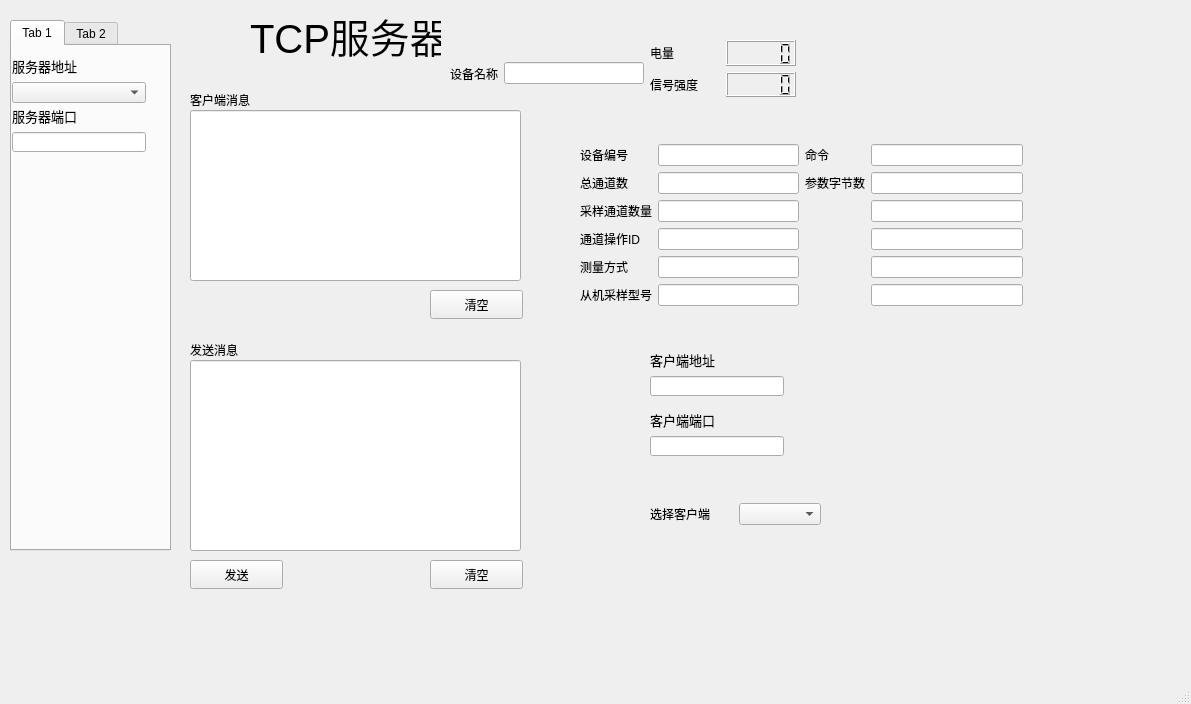
The window that testTCPserver/aidu_TcpServer/mainwindow.ui (Valaris1026/QT) describes before a commit, drawn with Qt 5.
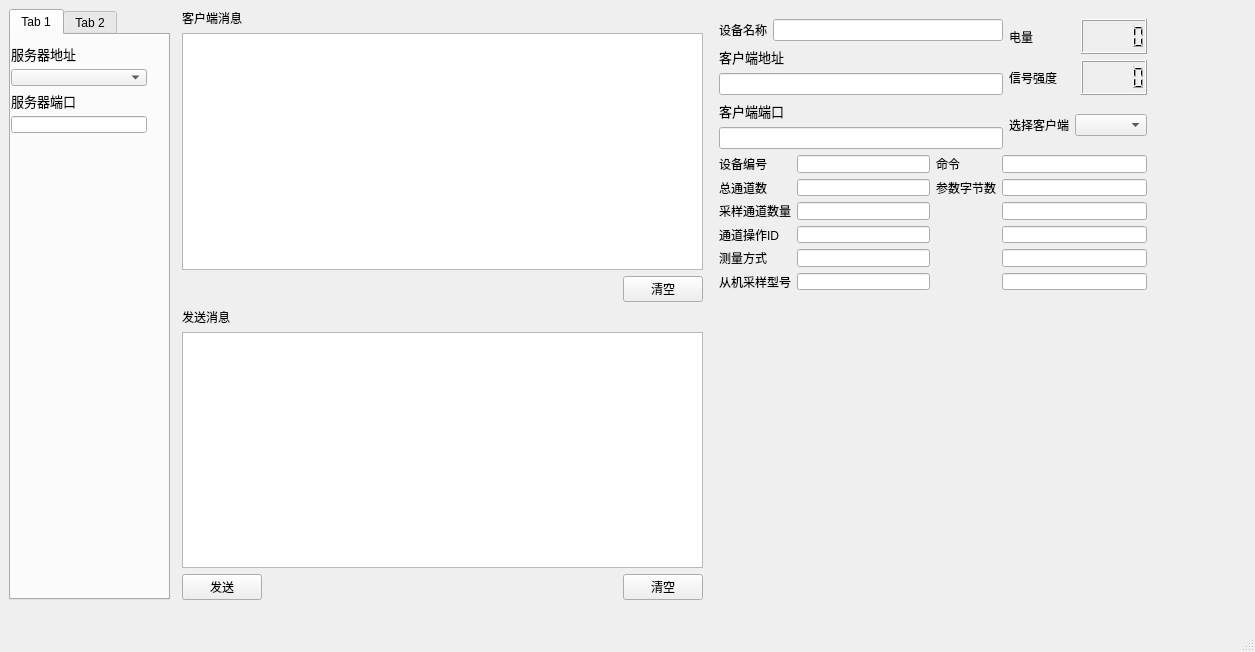
The same window after the commit.

```diff
--- a/testTCPserver/aidu_TcpServer/mainwindow.ui
+++ b/testTCPserver/aidu_TcpServer/mainwindow.ui
@@ -6,163 +6,107 @@
    <rect>
     <x>0</x>
     <y>0</y>
-    <width>1191</width>
-    <height>704</height>
+    <width>1255</width>
+    <height>652</height>
    </rect>
   </property>
   <property name="windowTitle">
    <string>MainWindow</string>
   </property>
   <widget class="QWidget" name="centralwidget">
-   <widget class="QLabel" name="label">
+   <widget class="QTabWidget" name="connectManageWidget">
     <property name="geometry">
      <rect>
-      <x>250</x>
-      <y>10</y>
-      <width>191</width>
-      <height>51</height>
+      <x>9</x>
+      <y>9</y>
+      <width>161</width>
+      <height>591</height>
      </rect>
     </property>
-    <property name="font">
-     <font>
-      <pointsize>30</pointsize>
-     </font>
+    <property name="currentIndex">
+     <number>0</number>
     </property>
-    <property name="text">
-     <string>TCP服务器</string>
-    </property>
-   </widget>
-   <widget class="QLineEdit" name="clientMsgRcvEdit">
+    <widget class="QWidget" name="server">
+     <attribute name="title">
+      <string>Tab 1</string>
+     </attribute>
+     <widget class="QWidget" name="">
     <property name="geometry">
      <rect>
-      <x>190</x>
-      <y>110</y>
-      <width>331</width>
-      <height>171</height>
-     </rect>
-    </property>
-    <property name="alignment">
-     <set>Qt::AlignLeading|Qt::AlignLeft|Qt::AlignTop</set>
-    </property>
-    <property name="readOnly">
-     <bool>true</bool>
-    </property>
-   </widget>
-   <widget class="QLabel" name="label_4">
-    <property name="geometry">
-     <rect>
-      <x>190</x>
-      <y>90</y>
-      <width>69</width>
-      <height>20</height>
-     </rect>
-    </property>
+        <x>0</x>
+        <y>10</y>
+        <width>136</width>
+        <height>88</height>
+       </rect>
+      </property>
+      <layout class="QGridLayout" name="gridLayout_8">
+       <item row="1" column="0">
+        <layout class="QVBoxLayout" name="verticalLayout_3">
+         <item>
+          <widget class="QLabel" name="label_9">
+           <property name="font">
+            <font>
+             <pointsize>10</pointsize>
+            </font>
+           </property>
     <property name="text">
-     <string>客户端消息</string>
+            <string>服务器端口</string>
     </property>
     <property name="buddy">
-     <cstring>clientMsgRcvEdit</cstring>
-    </property>
-   </widget>
-   <widget class="QPushButton" name="textMsgSendButton">
-    <property name="geometry">
-     <rect>
-      <x>190</x>
-      <y>560</y>
-      <width>93</width>
-      <height>29</height>
-     </rect>
+            <cstring>serverPortEdit</cstring>
+           </property>
+          </widget>
+         </item>
+         <item>
+          <widget class="QLineEdit" name="serverPortEdit"/>
+         </item>
+        </layout>
+       </item>
+       <item row="0" column="0">
+        <layout class="QVBoxLayout" name="verticalLayout_2">
+         <item>
+          <widget class="QLabel" name="serverlabel">
+           <property name="font">
+            <font>
+             <pointsize>10</pointsize>
+            </font>
     </property>
     <property name="text">
-     <string>发送</string>
-    </property>
-   </widget>
-   <widget class="QPushButton" name="textMsgClearButton">
-    <property name="geometry">
-     <rect>
-      <x>430</x>
-      <y>560</y>
-      <width>93</width>
-      <height>29</height>
-     </rect>
-    </property>
-    <property name="text">
-     <string>清空</string>
-    </property>
-   </widget>
-   <widget class="QPushButton" name="clientMsgClearButton">
-    <property name="geometry">
-     <rect>
-      <x>430</x>
-      <y>290</y>
-      <width>93</width>
-      <height>29</height>
-     </rect>
-    </property>
-    <property name="text">
-     <string>清空</string>
-    </property>
-   </widget>
-   <widget class="QLabel" name="label_5">
-    <property name="geometry">
-     <rect>
-      <x>190</x>
-      <y>340</y>
-      <width>69</width>
-      <height>20</height>
-     </rect>
-    </property>
-    <property name="text">
-     <string>发送消息</string>
-    </property>
-    <property name="buddy">
-     <cstring>textMsgSendEdit</cstring>
-    </property>
-   </widget>
-   <widget class="QLineEdit" name="textMsgSendEdit">
-    <property name="geometry">
-     <rect>
-      <x>190</x>
-      <y>360</y>
-      <width>331</width>
-      <height>191</height>
-     </rect>
-    </property>
-    <property name="alignment">
-     <set>Qt::AlignLeading|Qt::AlignLeft|Qt::AlignTop</set>
-    </property>
-   </widget>
-   <widget class="QWidget" name="layoutWidget">
-    <property name="geometry">
-     <rect>
-      <x>650</x>
-      <y>500</y>
-      <width>171</width>
-      <height>28</height>
-     </rect>
-    </property>
-    <layout class="QHBoxLayout" name="horizontalLayout">
-     <item>
-      <widget class="QLabel" name="label_3">
-       <property name="text">
-        <string>选择客户端</string>
-       </property>
-      </widget>
+            <string>服务器地址</string>
+           </property>
+          </widget>
      </item>
      <item>
-      <widget class="QComboBox" name="comboBox"/>
-     </item>
-    </layout>
-   </widget>
-   <widget class="QWidget" name="layoutWidget">
+          <widget class="QComboBox" name="comboBox_2"/>
+         </item>
+        </layout>
+       </item>
+      </layout>
+     </widget>
+    </widget>
+    <widget class="QWidget" name="device">
+     <attribute name="title">
+      <string>Tab 2</string>
+     </attribute>
+     <layout class="QGridLayout" name="gridLayout_3">
+      <item row="0" column="0">
+       <widget class="QTableWidget" name="tableWidget"/>
+      </item>
+     </layout>
+    </widget>
+   </widget>
+   <widget class="QStackedWidget" name="stackedWidget">
     <property name="geometry">
      <rect>
-      <x>450</x>
-      <y>60</y>
-      <width>194</width>
-      <height>27</height>
+      <x>710</x>
+      <y>10</y>
+      <width>446</width>
+      <height>289</height>
      </rect>
     </property>
+    <widget class="QWidget" name="page">
+     <layout class="QGridLayout" name="gridLayout_7">
+      <item row="0" column="0">
     <layout class="QHBoxLayout" name="horizontalLayout_2">
      <item>
       <widget class="QLabel" name="label_22">
@@ -182,16 +126,98 @@
       </widget>
      </item>
     </layout>
-   </widget>
-   <widget class="QWidget" name="layoutWidget">
-    <property name="geometry">
-     <rect>
-      <x>580</x>
-      <y>130</y>
-      <width>443</width>
-      <height>191</height>
-     </rect>
-    </property>
+      </item>
+      <item row="0" column="1" rowspan="2">
+       <layout class="QHBoxLayout" name="horizontalLayout_4">
+        <item>
+         <layout class="QVBoxLayout" name="verticalLayout_8">
+          <item>
+           <widget class="QLabel" name="label_23">
+            <property name="text">
+             <string>电量</string>
+            </property>
+           </widget>
+          </item>
+          <item>
+           <widget class="QLabel" name="label_24">
+            <property name="text">
+             <string>信号强度</string>
+            </property>
+           </widget>
+          </item>
+         </layout>
+        </item>
+        <item>
+         <layout class="QVBoxLayout" name="verticalLayout_7">
+          <item>
+           <widget class="QLCDNumber" name="batteryPercentNum"/>
+          </item>
+          <item>
+           <widget class="QLCDNumber" name="wifiStrengthNum"/>
+          </item>
+         </layout>
+        </item>
+       </layout>
+      </item>
+      <item row="1" column="0">
+       <layout class="QVBoxLayout" name="verticalLayout_9">
+        <item>
+         <widget class="QLabel" name="label_6">
+          <property name="font">
+           <font>
+            <pointsize>15</pointsize>
+           </font>
+          </property>
+          <property name="text">
+           <string>&lt;html&gt;&lt;head/&gt;&lt;body&gt;&lt;p&gt;&lt;span style=&quot; font-size:10pt;&quot;&gt;客户端地址&lt;/span&gt;&lt;/p&gt;&lt;/body&gt;&lt;/html&gt;</string>
+          </property>
+          <property name="buddy">
+           <cstring>ipEdit</cstring>
+          </property>
+         </widget>
+        </item>
+        <item>
+         <widget class="QLineEdit" name="ipEdit"/>
+        </item>
+       </layout>
+      </item>
+      <item row="2" column="0">
+       <layout class="QVBoxLayout" name="verticalLayout_10">
+        <item>
+         <widget class="QLabel" name="label_7">
+          <property name="font">
+           <font>
+            <pointsize>10</pointsize>
+           </font>
+          </property>
+          <property name="text">
+           <string>客户端端口</string>
+          </property>
+          <property name="buddy">
+           <cstring>portEdit</cstring>
+          </property>
+         </widget>
+        </item>
+        <item>
+         <widget class="QLineEdit" name="portEdit"/>
+        </item>
+       </layout>
+      </item>
+      <item row="2" column="1">
+       <layout class="QHBoxLayout" name="horizontalLayout">
+        <item>
+         <widget class="QLabel" name="label_3">
+          <property name="text">
+           <string>选择客户端</string>
+          </property>
+         </widget>
+        </item>
+        <item>
+         <widget class="QComboBox" name="comboBox"/>
+        </item>
+       </layout>
+      </item>
+      <item row="3" column="0" colspan="2">
     <layout class="QHBoxLayout" name="horizontalLayout_3">
      <item>
       <layout class="QGridLayout" name="gridLayout">
@@ -362,184 +388,95 @@
       </layout>
      </item>
     </layout>
-   </widget>
-   <widget class="QWidget" name="layoutWidget">
+      </item>
+     </layout>
+    </widget>
+    <widget class="QWidget" name="page_2"/>
+   </widget>
+   <widget class="QWidget" name="">
     <property name="geometry">
      <rect>
-      <x>650</x>
-      <y>40</y>
-      <width>146</width>
-      <height>57</height>
+      <x>182</x>
+      <y>9</y>
+      <width>521</width>
+      <height>591</height>
      </rect>
     </property>
-    <layout class="QHBoxLayout" name="horizontalLayout_4">
-     <item>
-      <layout class="QVBoxLayout" name="verticalLayout_8">
-       <item>
-        <widget class="QLabel" name="label_23">
+    <layout class="QGridLayout" name="gridLayout_6">
+     <item row="0" column="0">
+      <layout class="QGridLayout" name="gridLayout_4">
+       <item row="2" column="2">
+        <widget class="QPushButton" name="clientMsgClearButton">
          <property name="text">
-          <string>电量</string>
+          <string>清空</string>
          </property>
         </widget>
        </item>
-       <item>
-        <widget class="QLabel" name="label_24">
+       <item row="2" column="1">
+        <spacer name="horizontalSpacer">
+         <property name="orientation">
+          <enum>Qt::Horizontal</enum>
+         </property>
+         <property name="sizeHint" stdset="0">
+          <size>
+           <width>40</width>
+           <height>20</height>
+          </size>
+         </property>
+        </spacer>
+       </item>
+       <item row="0" column="0">
+        <widget class="QLabel" name="label_4">
          <property name="text">
-          <string>信号强度</string>
+          <string>客户端消息</string>
          </property>
         </widget>
        </item>
-      </layout>
-     </item>
-     <item>
-      <layout class="QVBoxLayout" name="verticalLayout_7">
-       <item>
-        <widget class="QLCDNumber" name="batteryPercentNum"/>
-       </item>
-       <item>
-        <widget class="QLCDNumber" name="wifiStrengthNum"/>
-       </item>
+       <item row="1" column="0" colspan="3">
+        <widget class="QTextBrowser" name="textBrowser"/>
+       </item>
       </layout>
      </item>
-    </layout>
-   </widget>
-   <widget class="QTabWidget" name="connectManageWidget">
-    <property name="geometry">
-     <rect>
-      <x>10</x>
-      <y>20</y>
-      <width>161</width>
-      <height>531</height>
-     </rect>
-    </property>
-    <property name="currentIndex">
-     <number>0</number>
-    </property>
-    <widget class="QWidget" name="server">
-     <attribute name="title">
-      <string>Tab 1</string>
-     </attribute>
-     <widget class="QWidget" name="">
-      <property name="geometry">
-       <rect>
-        <x>0</x>
-        <y>10</y>
-        <width>134</width>
-        <height>47</height>
-       </rect>
-      </property>
-      <layout class="QVBoxLayout" name="verticalLayout_2">
-       <item>
-        <widget class="QLabel" name="serverlabel">
-         <property name="font">
-          <font>
-           <pointsize>10</pointsize>
-          </font>
-         </property>
+     <item row="1" column="0">
+      <layout class="QGridLayout" name="gridLayout_5">
+       <item row="0" column="0">
+        <widget class="QLabel" name="label_5">
          <property name="text">
-          <string>服务器地址</string>
+          <string>发送消息</string>
          </property>
         </widget>
        </item>
-       <item>
-        <widget class="QComboBox" name="comboBox_2"/>
-       </item>
-      </layout>
-     </widget>
-     <widget class="QWidget" name="">
-      <property name="geometry">
-       <rect>
-        <x>0</x>
-        <y>60</y>
-        <width>134</width>
-        <height>46</height>
-       </rect>
-      </property>
-      <layout class="QVBoxLayout" name="verticalLayout_3">
-       <item>
-        <widget class="QLabel" name="label_9">
-         <property name="font">
-          <font>
-           <pointsize>10</pointsize>
-          </font>
-         </property>
+       <item row="2" column="0">
+        <widget class="QPushButton" name="textMsgSendButton">
          <property name="text">
-          <string>服务器端口</string>
+          <string>发送</string>
          </property>
-         <property name="buddy">
-          <cstring>serverPortEdit</cstring>
-         </property>
         </widget>
        </item>
-       <item>
-        <widget class="QLineEdit" name="serverPortEdit"/>
-       </item>
-      </layout>
-     </widget>
-    </widget>
-    <widget class="QWidget" name="device">
-     <attribute name="title">
-      <string>Tab 2</string>
-     </attribute>
-    </widget>
-   </widget>
-   <widget class="QWidget" name="">
-    <property name="geometry">
-     <rect>
-      <x>650</x>
-      <y>350</y>
-      <width>134</width>
-      <height>46</height>
-     </rect>
-    </property>
-    <layout class="QVBoxLayout" name="verticalLayout_9">
-     <item>
-      <widget class="QLabel" name="label_6">
-       <property name="font">
-        <font>
-         <pointsize>15</pointsize>
-        </font>
-       </property>
+       <item row="2" column="2">
+        <widget class="QPushButton" name="textMsgClearButton">
        <property name="text">
-        <string>&lt;html&gt;&lt;head/&gt;&lt;body&gt;&lt;p&gt;&lt;span style=&quot; font-size:10pt;&quot;&gt;客户端地址&lt;/span&gt;&lt;/p&gt;&lt;/body&gt;&lt;/html&gt;</string>
-       </property>
-       <property name="buddy">
-        <cstring>ipEdit</cstring>
-       </property>
-      </widget>
-     </item>
-     <item>
-      <widget class="QLineEdit" name="ipEdit"/>
-     </item>
-    </layout>
-   </widget>
-   <widget class="QWidget" name="">
-    <property name="geometry">
-     <rect>
-      <x>650</x>
-      <y>410</y>
-      <width>134</width>
-      <height>46</height>
-     </rect>
-    </property>
-    <layout class="QVBoxLayout" name="verticalLayout_10">
-     <item>
-      <widget class="QLabel" name="label_7">
-       <property name="font">
-        <font>
-         <pointsize>10</pointsize>
-        </font>
-       </property>
-       <property name="text">
-        <string>客户端端口</string>
-       </property>
-       <property name="buddy">
-        <cstring>portEdit</cstring>
-       </property>
-      </widget>
-     </item>
-     <item>
-      <widget class="QLineEdit" name="portEdit"/>
+          <string>清空</string>
+         </property>
+        </widget>
+       </item>
+       <item row="1" column="0" colspan="3">
+        <widget class="QTextBrowser" name="textBrowser_2"/>
+       </item>
+       <item row="2" column="1">
+        <spacer name="horizontalSpacer_2">
+         <property name="orientation">
+          <enum>Qt::Horizontal</enum>
+         </property>
+         <property name="sizeHint" stdset="0">
+          <size>
+           <width>40</width>
+           <height>20</height>
+          </size>
+         </property>
+        </spacer>
+       </item>
+      </layout>
      </item>
     </layout>
    </widget>
@@ -549,8 +486,8 @@
     <rect>
      <x>0</x>
      <y>0</y>
-     <width>1191</width>
-     <height>22</height>
+     <width>1255</width>
+     <height>23</height>
     </rect>
    </property>
   </widget>
```
Lines whose indentation alone changed are shown as unchanged.
